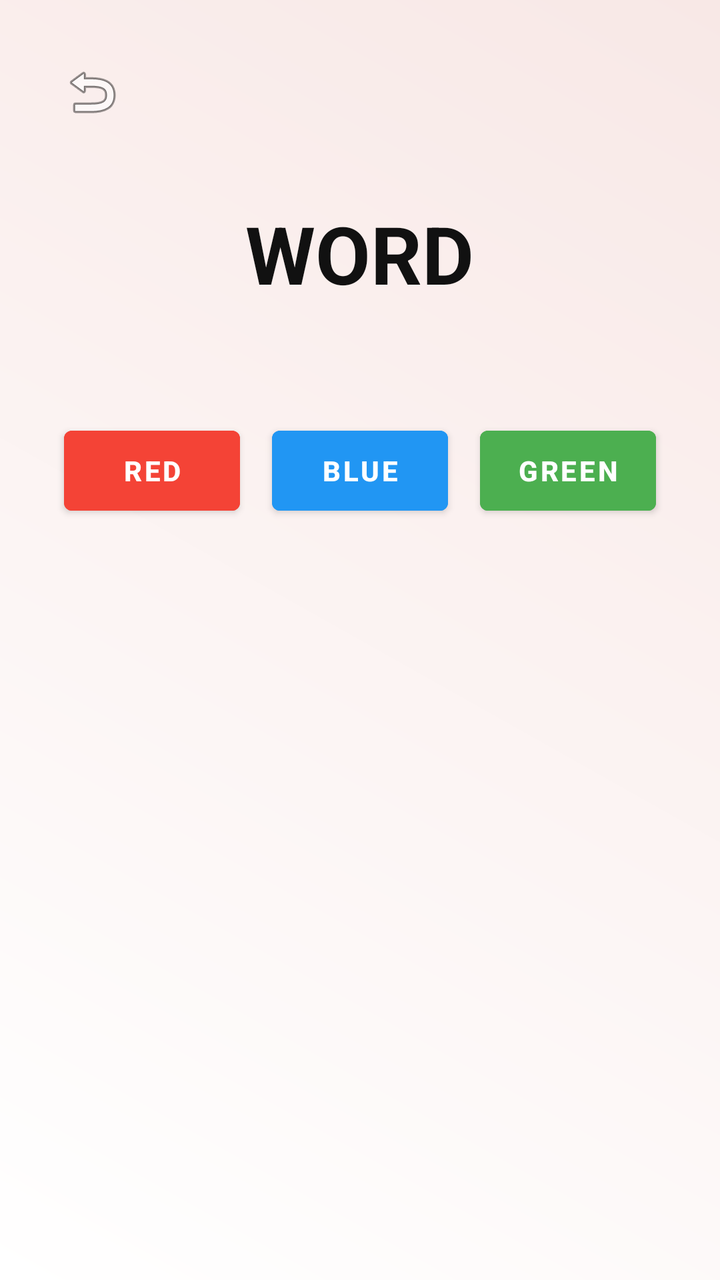
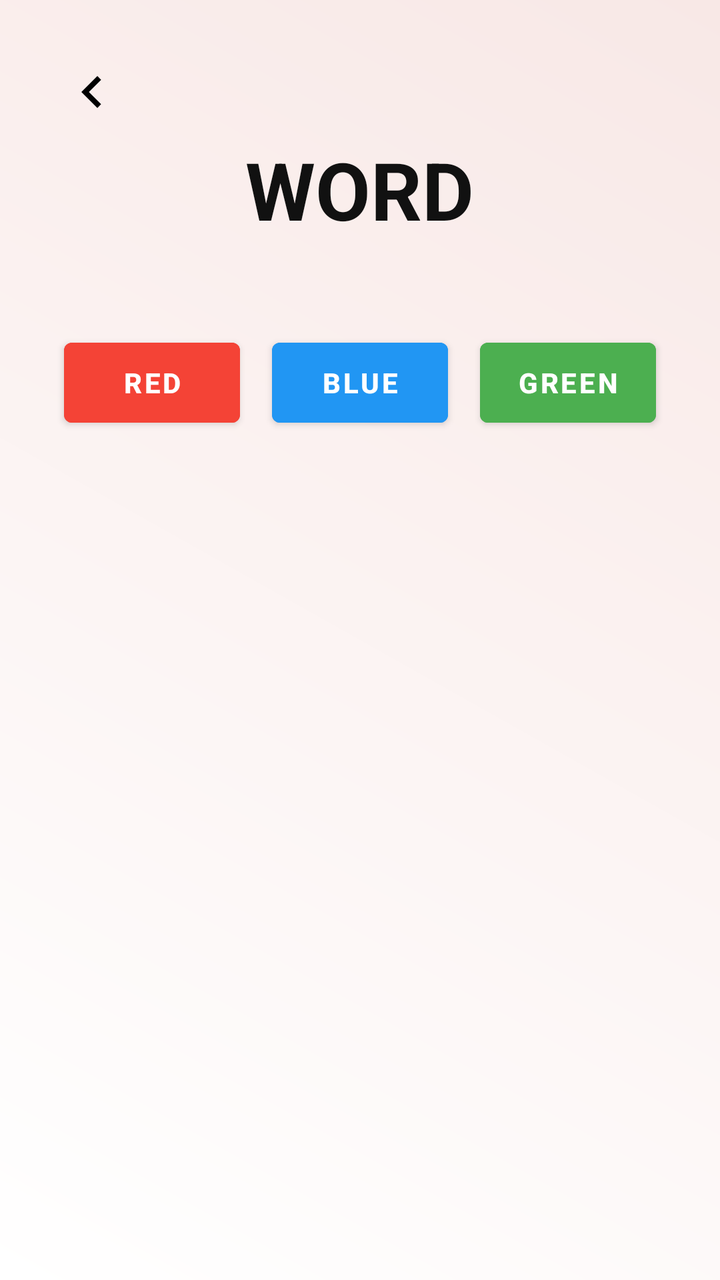

Two renders of the same Android screen: before a commit and after it. Below are the layout's source before the change and the commit's diff.
<!-- AndroidManifest.xml: application theme Theme.CogniSync -->
<!-- res/layout/activity_stroop_task.xml -->
<?xml version="1.0" encoding="utf-8"?>
<LinearLayout xmlns:android="http://schemas.android.com/apk/res/android"
    android:orientation="vertical"
    android:layout_width="match_parent"
    android:layout_height="match_parent"
    android:fitsSystemWindows="true"
    android:background="@drawable/background_gradient"
    android:padding="24dp">

    
    <ImageButton
        android:id="@+id/backButton"
        android:layout_width="44dp"
        android:layout_height="44dp"
        android:background="@android:color/transparent"
        android:src="@android:drawable/ic_menu_revert"
        android:contentDescription="Back"
        android:layout_gravity="start"
        android:layout_marginBottom="32dp" />

    
    <TextView
        android:id="@+id/tvWord"
        android:layout_width="wrap_content"
        android:layout_height="wrap_content"
        android:text="WORD"
        android:textSize="40sp"
        android:textStyle="bold"
        android:textColor="#111111"
        android:layout_gravity="center_horizontal"
        android:layout_marginBottom="48dp" />

    
    <LinearLayout
        android:layout_width="match_parent"
        android:layout_height="wrap_content"
        android:orientation="horizontal"
        android:gravity="center">

        <Button
            android:id="@+id/btnRed"
            android:layout_width="0dp"
            android:layout_height="52dp"
            android:layout_weight="1"
            android:text="RED"
            android:textAllCaps="true"
            android:textStyle="bold"
            android:textColor="#FFFFFF"
            android:layout_margin="8dp"
            android:backgroundTint="#F44336" />

        <Button
            android:id="@+id/btnBlue"
            android:layout_width="0dp"
            android:layout_height="52dp"
            android:layout_weight="1"
            android:text="BLUE"
            android:textAllCaps="true"
            android:textStyle="bold"
            android:textColor="#FFFFFF"
            android:layout_margin="8dp"
            android:backgroundTint="#2196F3" />

        <Button
            android:id="@+id/btnGreen"
            android:layout_width="0dp"
            android:layout_height="52dp"
            android:layout_weight="1"
            android:text="GREEN"
            android:textAllCaps="true"
            android:textStyle="bold"
            android:textColor="#FFFFFF"
            android:layout_margin="8dp"
            android:backgroundTint="#4CAF50" />
    </LinearLayout>

    
    <TextView
        android:id="@+id/tvResult"
        android:layout_width="wrap_content"
        android:layout_height="wrap_content"
        android:text=""
        android:textSize="18sp"
        android:textStyle="bold"
        android:textColor="#222222"
        android:layout_gravity="center_horizontal"
        android:layout_marginTop="36dp"
        android:gravity="center" />

</LinearLayout>
<!-- resources referenced by this layout -->
<resources>
  <!-- drawable background_gradient (drawable) -->
  <?xml version="1.0" encoding="utf-8"?>
  <shape xmlns:android="http://schemas.android.com/apk/res/android">
      <gradient
          android:angle="45"
          android:startColor="#Ffffff"
          android:endColor="#F8E8E6"
          android:type="linear" />
  </shape>
  <style name="Theme.CogniSync" parent="Theme.MaterialComponents.DayNight.NoActionBar">
  
  
  
          
          <item name="android:statusBarColor">@android:color/white</item>
          <item name="android:windowLightStatusBar">true</item>
  
      </style>
</resources>

<!-- the commit's change to res/layout/activity_stroop_task.xml (unified diff, before → after) -->
@@ -13,10 +13,9 @@
         android:layout_width="44dp"
         android:layout_height="44dp"
         android:background="@android:color/transparent"
-        android:src="@android:drawable/ic_menu_revert"
-        android:contentDescription="Back"
-        android:layout_gravity="start"
-        android:layout_marginBottom="32dp" />
+        android:rotation="180"
+        android:src="@drawable/chevron_right"
+        android:contentDescription="Back" />
 
     
     <TextView
@@ -28,7 +27,7 @@
         android:textStyle="bold"
         android:textColor="#111111"
         android:layout_gravity="center_horizontal"
-        android:layout_marginBottom="48dp" />
+        android:layout_marginBottom="36dp" />
 
     
     <LinearLayout
@@ -43,7 +42,6 @@
             android:layout_height="52dp"
             android:layout_weight="1"
             android:text="RED"
-            android:textAllCaps="true"
             android:textStyle="bold"
             android:textColor="#FFFFFF"
             android:layout_margin="8dp"
@@ -55,7 +53,6 @@
             android:layout_height="52dp"
             android:layout_weight="1"
             android:text="BLUE"
-            android:textAllCaps="true"
             android:textStyle="bold"
             android:textColor="#FFFFFF"
             android:layout_margin="8dp"
@@ -67,7 +64,6 @@
             android:layout_height="52dp"
             android:layout_weight="1"
             android:text="GREEN"
-            android:textAllCaps="true"
             android:textStyle="bold"
             android:textColor="#FFFFFF"
             android:layout_margin="8dp"
<!-- resource entries referenced after the edit -->
@@ -9,6 +9,16 @@
           android:endColor="#F8E8E6"
           android:type="linear" />
   </shape>
+  <!-- drawable chevron_right (drawable) -->
+  <vector xmlns:android="http://schemas.android.com/apk/res/android"
+      android:width="32dp"
+      android:height="32dp"
+      android:viewportWidth="32"
+      android:viewportHeight="32">
+      <path
+          android:fillColor="#000000"
+          android:pathData="M11.45 22.12L17.56 16l-6.1-6.12L13.32 8l8 8-8 8-1.88-1.88Z"/>
+  </vector>
   <style name="Theme.CogniSync" parent="Theme.MaterialComponents.DayNight.NoActionBar">
   
   
